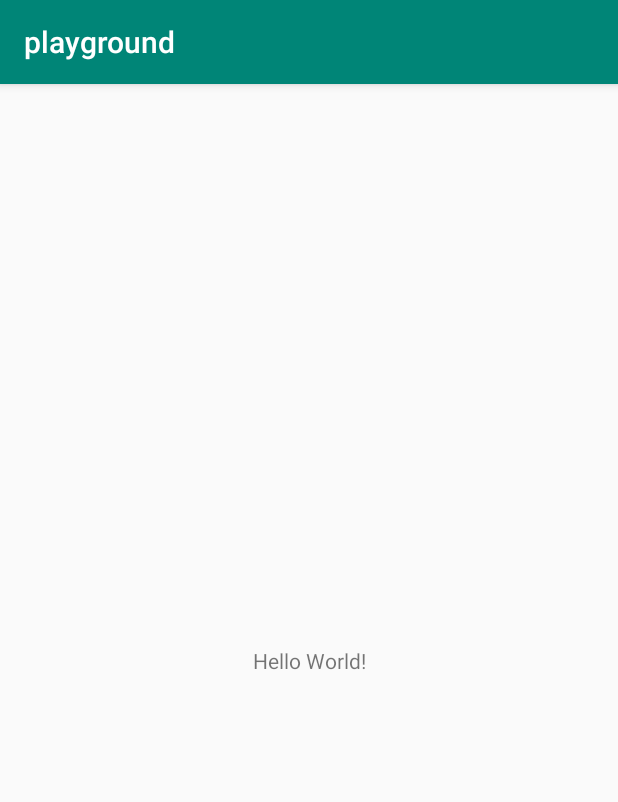
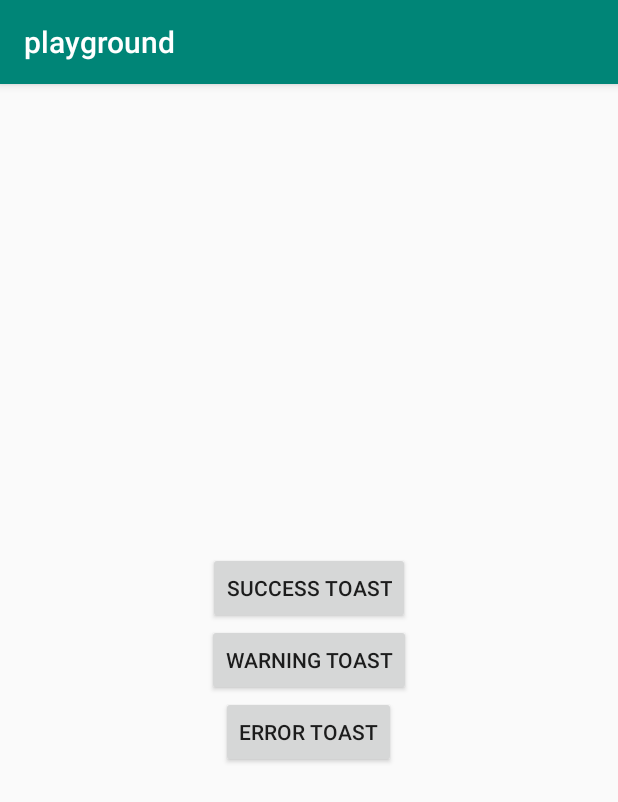
Before and after one commit to refka-farid/UI-playground, an Android app: the screen it shows after launch (MainActivity before the commit, CustomToastActivity after it), on a phone screen of 412 x 824 dp. Shown: the top 802 px of the screen. Run offline under Robolectric (Android 15) with nearby library versions, the phone set to English and light mode, and no system bars.

Commit message:
[ui-playground] custom toast project.

```diff
--- a/playground/src/main/AndroidManifest.xml
+++ b/playground/src/main/AndroidManifest.xml
@@ -11,7 +11,7 @@
         android:supportsRtl="true"
         android:theme="@style/AppTheme"
         tools:ignore="GoogleAppIndexingWarning">
-        <activity android:name=".MainActivity">
+        <activity android:name="com.bravedroid.ui.notifications.CustomToastActivity">
             <intent-filter>
                 <action android:name="android.intent.action.MAIN" />
 
--- a/playground/src/main/java/com/bravedroid/playground/MainActivity.kt
+++ b/playground/src/main/java/com/bravedroid/playground/MainActivity.kt
@@ -2,7 +2,6 @@ package com.bravedroid.playground
 
 import android.os.Bundle
 import android.widget.TextView
-import android.widget.Toast
 import androidx.appcompat.app.AppCompatActivity
 import com.bravedroid.ui.notifications.ToastHelper
 
@@ -10,7 +9,7 @@ class MainActivity : AppCompatActivity() {
 
     override fun onCreate(savedInstanceState: Bundle?) {
         super.onCreate(savedInstanceState)
-        setContentView(R.layout.activity_main)
+        setContentView(R.layout.activity_custom_toast)
         findViewById<TextView>(R.id.textView_main_messageToaster).setOnClickListener {
             ToastHelper.show(this,"this is a test !!!!!")
         }
--- a/ui-notifications/build.gradle
+++ b/ui-notifications/build.gradle
@@ -29,6 +29,7 @@ dependencies {
     implementation "org.jetbrains.kotlin:kotlin-stdlib-jdk7:$kotlin_version"
     implementation 'androidx.appcompat:appcompat:1.1.0'
     implementation 'androidx.core:core-ktx:1.0.2'
+    implementation 'androidx.constraintlayout:constraintlayout:1.1.3'
     testImplementation 'junit:junit:4.12'
     androidTestImplementation 'androidx.test.ext:junit:1.1.1'
     androidTestImplementation 'androidx.test.espresso:espresso-core:3.2.0'
--- /dev/null
+++ b/ui-notifications/src/main/res/drawable/ic_error.xml
@@ -0,0 +1,10 @@
+<vector xmlns:android="http://schemas.android.com/apk/res/android"
+    android:width="24dp"
+    android:height="24dp"
+    android:tint="#FFFFFF"
+    android:viewportWidth="24.0"
+    android:viewportHeight="24.0">
+    <path
+        android:fillColor="#FF000000"
+        android:pathData="M11,17h2v-6h-2v6zM12,2C6.48,2 2,6.48 2,12s4.48,10 10,10 10,-4.48 10,-10S17.52,2 12,2zM12,20c-4.41,0 -8,-3.59 -8,-8s3.59,-8 8,-8 8,3.59 8,8 -3.59,8 -8,8zM11,9h2L13,7h-2v2z" />
+</vector>
--- /dev/null
+++ b/ui-notifications/src/main/res/drawable/ic_success.xml
@@ -0,0 +1,10 @@
+<vector xmlns:android="http://schemas.android.com/apk/res/android"
+    android:width="24dp"
+    android:height="24dp"
+    android:tint="#FFFFFF"
+    android:viewportWidth="24.0"
+    android:viewportHeight="24.0">
+    <path
+        android:fillColor="#FF000000"
+        android:pathData="M12,2C6.48,2 2,6.48 2,12s4.48,10 10,10 10,-4.48 10,-10S17.52,2 12,2zM10,17l-5,-5 1.41,-1.41L10,14.17l7.59,-7.59L19,8l-9,9z" />
+</vector>
--- /dev/null
+++ b/ui-notifications/src/main/res/drawable/ic_warning.xml
@@ -0,0 +1,10 @@
+<vector xmlns:android="http://schemas.android.com/apk/res/android"
+    android:width="24dp"
+    android:height="24dp"
+    android:tint="#FFFFFF"
+    android:viewportWidth="24.0"
+    android:viewportHeight="24.0">
+    <path
+        android:fillColor="#FF000000"
+        android:pathData="M1,21h22L12,2 1,21zM13,18h-2v-2h2v2zM13,14h-2v-4h2v4z" />
+</vector>
--- /dev/null
+++ b/ui-notifications/src/main/res/drawable/toast_error_background.xml
@@ -0,0 +1,7 @@
+<?xml version="1.0" encoding="utf-8"?>
+<shape xmlns:android="http://schemas.android.com/apk/res/android"
+    android:shape="rectangle">
+    <solid android:color="@color/colorToastError"/>
+    <corners android:radius="8dp"/>
+
+</shape>
--- /dev/null
+++ b/ui-notifications/src/main/res/drawable/toast_general_background.xml
@@ -0,0 +1,6 @@
+<?xml version="1.0" encoding="utf-8"?>
+<shape xmlns:android="http://schemas.android.com/apk/res/android"
+    android:shape="rectangle">
+    <solid android:color="@color/colorPrimary" />
+    <corners android:radius="8dp" />
+</shape>
--- /dev/null
+++ b/ui-notifications/src/main/res/drawable/toast_success_background.xml
@@ -0,0 +1,7 @@
+<?xml version="1.0" encoding="utf-8"?>
+<shape xmlns:android="http://schemas.android.com/apk/res/android"
+    android:shape="rectangle">
+    <solid android:color="@color/colorToastSuccess"/>
+    <corners android:radius="8dp"/>
+
+</shape>
--- /dev/null
+++ b/ui-notifications/src/main/res/drawable/toast_warning_background.xml
@@ -0,0 +1,7 @@
+<?xml version="1.0" encoding="utf-8"?>
+<shape xmlns:android="http://schemas.android.com/apk/res/android"
+    android:shape="rectangle">
+    <solid android:color="@color/colorToastWarning"/>
+    <corners android:radius="8dp"/>
+
+</shape>
--- /dev/null
+++ b/ui-notifications/src/main/res/layout/activity_custom_toast.xml
@@ -0,0 +1,27 @@
+<?xml version="1.0" encoding="utf-8"?>
+<LinearLayout xmlns:android="http://schemas.android.com/apk/res/android"
+    xmlns:tools="http://schemas.android.com/tools"
+    android:layout_width="match_parent"
+    android:layout_height="match_parent"
+    android:gravity="center"
+    android:orientation="vertical"
+    tools:context=".CustomToastActivity">
+
+    <Button
+        android:id="@+id/buttonSuccessToast"
+        android:layout_width="wrap_content"
+        android:layout_height="wrap_content"
+        android:text="@string/success_toast" />
+
+    <Button
+        android:id="@+id/buttonWarningToast"
+        android:layout_width="wrap_content"
+        android:layout_height="wrap_content"
+        android:text="@string/warning_toast" />
+
+    <Button
+        android:id="@+id/buttonErrorToast"
+        android:layout_width="wrap_content"
+        android:layout_height="wrap_content"
+        android:text="@string/error_toast" />
+</LinearLayout>
--- /dev/null
+++ b/ui-notifications/src/main/res/values/colors.xml
@@ -0,0 +1,11 @@
+<?xml version="1.0" encoding="utf-8"?>
+<resources>
+    <color name="colorPrimary">#008577</color>
+    <color name="colorPrimaryDark">#00574B</color>
+    <color name="colorAccent">#D81B60</color>
+    <color name="colorToastText">#ffffff</color>
+    <color name="colorToastSuccess">#1EA540</color>
+    <color name="colorToastWarning">#DFC016</color>
+    <color name="colorToastError">#ff0000</color>
+
+</resources>
--- a/ui-notifications/src/main/res/values/strings.xml
+++ b/ui-notifications/src/main/res/values/strings.xml
@@ -1,3 +1,8 @@
 <resources>
     <string name="app_name">ui-notifications</string>
+    <string name="general_toast">General toast</string>
+    <string name="show_general_toast">Show General Toast</string>
+    <string name="success_toast">Success Toast</string>
+    <string name="error_toast">Error toast</string>
+    <string name="warning_toast">Warning Toast</string>
 </resources>
```
Also changed, not shown: ui-notifications/src/main/AndroidManifest.xml (+8 -1 lines), ui-notifications/src/main/java/com/bravedroid/ui/notifications/Constants.kt (added, +7 -0 lines), ui-notifications/src/main/java/com/bravedroid/ui/notifications/CustomToastActivity.kt (added, +71 -0 lines), ui-notifications/src/main/res/drawable/ic_general_toast.xml (added, +10 -0 lines), ui-notifications/src/main/res/layout/layout_toast.xml (added, +29 -0 lines).
